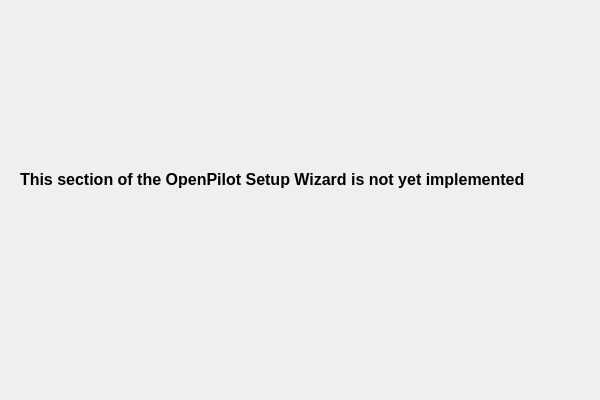
Qt form ground/gcs/src/plugins/setupwizard/pages/notyetimplementedpage.ui (TauLabs/TauLabs) before a commit.
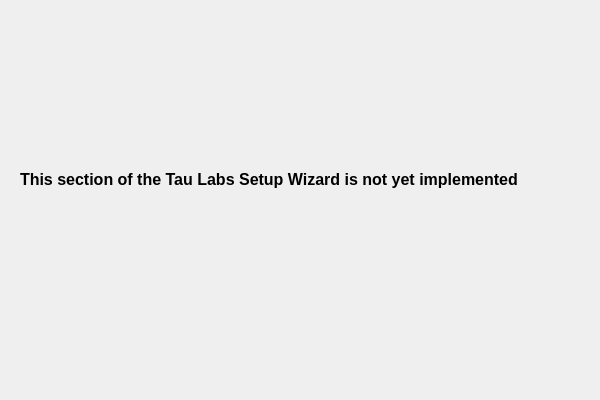
The same form after that commit.

Commit message: SetupWizard: update page text

What changed in the file:
```diff
--- a/ground/gcs/src/plugins/setupwizard/pages/notyetimplementedpage.ui
+++ b/ground/gcs/src/plugins/setupwizard/pages/notyetimplementedpage.ui
@@ -26,9 +26,9 @@
     <string>&lt;!DOCTYPE HTML PUBLIC &quot;-//W3C//DTD HTML 4.0//EN&quot; &quot;http://www.w3.org/TR/REC-html40/strict.dtd&quot;&gt;
 &lt;html&gt;&lt;head&gt;&lt;meta name=&quot;qrichtext&quot; content=&quot;1&quot; /&gt;&lt;style type=&quot;text/css&quot;&gt;
 p, li { white-space: pre-wrap; }
-&lt;/style&gt;&lt;/head&gt;&lt;body style=&quot; font-family:'MS Shell Dlg 2'; font-size:8.25pt; font-weight:400; font-style:normal;&quot;&gt;
-&lt;p style=&quot; margin-top:0px; margin-bottom:0px; margin-left:0px; margin-right:0px; -qt-block-indent:0; text-indent:0px;&quot;&gt;&lt;span style=&quot; font-size:12pt; font-weight:600;&quot;&gt;This section of the OpenPilot Setup Wizard is not yet implemented&lt;/span&gt;&lt;/p&gt;
-&lt;p style=&quot;-qt-paragraph-type:empty; margin-top:0px; margin-bottom:0px; margin-left:0px; margin-right:0px; -qt-block-indent:0; text-indent:0px; font-size:8pt;&quot;&gt;&lt;/p&gt;&lt;/body&gt;&lt;/html&gt;</string>
+&lt;/style&gt;&lt;/head&gt;&lt;body style=&quot; font-family:'Lucida Grande'; font-size:13pt; font-weight:400; font-style:normal;&quot;&gt;
+&lt;p style=&quot; margin-top:0px; margin-bottom:0px; margin-left:0px; margin-right:0px; -qt-block-indent:0; text-indent:0px;&quot;&gt;&lt;span style=&quot; font-family:'MS Shell Dlg 2'; font-size:12pt; font-weight:600;&quot;&gt;This section of the Tau Labs Setup Wizard is not yet implemented&lt;/span&gt;&lt;/p&gt;
+&lt;p style=&quot;-qt-paragraph-type:empty; margin-top:0px; margin-bottom:0px; margin-left:0px; margin-right:0px; -qt-block-indent:0; text-indent:0px; font-family:'MS Shell Dlg 2'; font-size:8pt;&quot;&gt;&lt;br /&gt;&lt;/p&gt;&lt;/body&gt;&lt;/html&gt;</string>
    </property>
    <property name="alignment">
     <set>Qt::AlignLeading|Qt::AlignLeft|Qt::AlignTop</set>
```
The commit also changes 14 other files.
